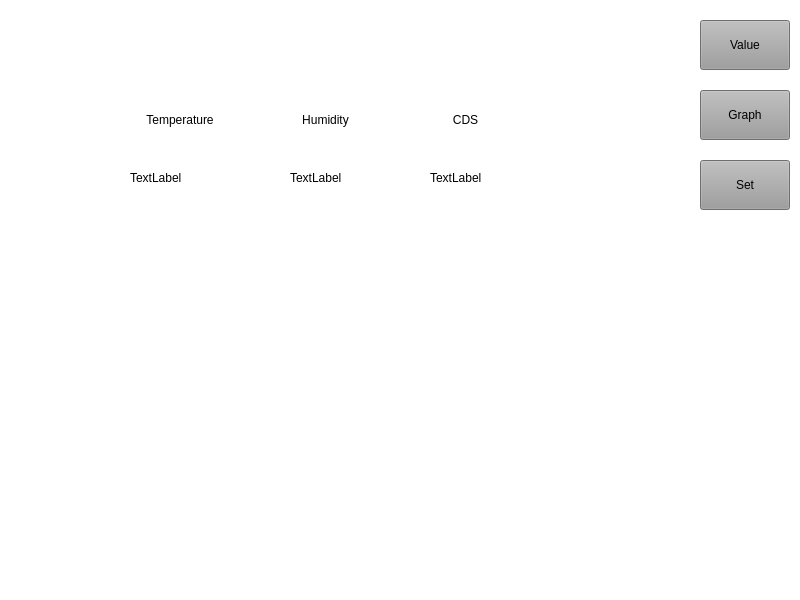
kimnanhee/NH-candle, file candle.ui: the form before one commit.
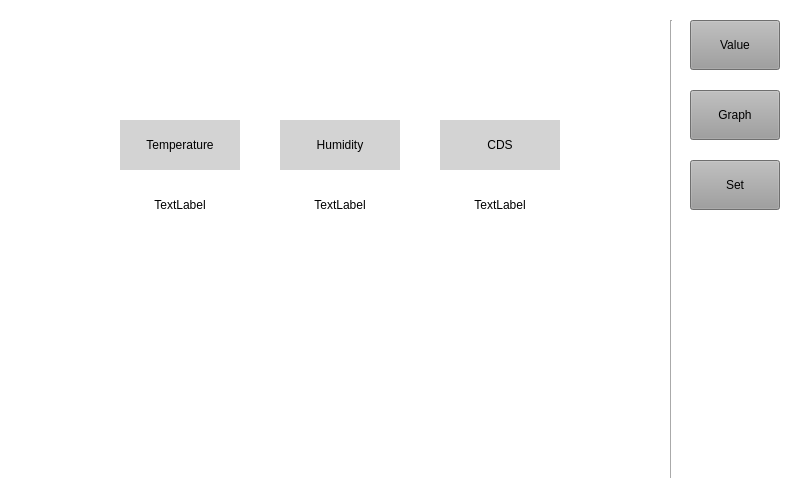
The form after the commit.

Diff of the .ui file:
```diff
--- a/candle.ui
+++ b/candle.ui
@@ -7,7 +7,7 @@
     <x>0</x>
     <y>0</y>
     <width>800</width>
-    <height>600</height>
+    <height>500</height>
    </rect>
   </property>
   <property name="windowTitle">
@@ -20,7 +20,7 @@
    <widget class="QPushButton" name="pushButton_value">
     <property name="geometry">
      <rect>
-      <x>700</x>
+      <x>690</x>
       <y>20</y>
       <width>90</width>
       <height>50</height>
@@ -37,7 +37,7 @@
    <widget class="QPushButton" name="pushButton_graph">
     <property name="geometry">
      <rect>
-      <x>700</x>
+      <x>690</x>
       <y>90</y>
       <width>90</width>
       <height>50</height>
@@ -54,7 +54,7 @@
    <widget class="QPushButton" name="pushButton_set">
     <property name="geometry">
      <rect>
-      <x>700</x>
+      <x>690</x>
       <y>160</y>
       <width>90</width>
       <height>50</height>
@@ -73,8 +73,8 @@
      <rect>
       <x>20</x>
       <y>20</y>
-      <width>600</width>
-      <height>500</height>
+      <width>620</width>
+      <height>460</height>
      </rect>
     </property>
     <widget class="QWidget" name="page_value">
@@ -82,13 +82,14 @@
       <property name="geometry">
        <rect>
         <x>100</x>
-        <y>80</y>
+        <y>100</y>
         <width>120</width>
-        <height>40</height>
+        <height>50</height>
        </rect>
       </property>
       <property name="styleSheet">
-       <string notr="true">font: 75 12pt &quot;Arial&quot;;</string>
+       <string notr="true">background-color: rgb(211, 211, 211);
+font: 12pt &quot;Arial&quot;;</string>
       </property>
       <property name="text">
        <string>Temperature</string>
@@ -101,13 +102,14 @@
       <property name="geometry">
        <rect>
         <x>260</x>
-        <y>80</y>
-        <width>91</width>
-        <height>40</height>
+        <y>100</y>
+        <width>120</width>
+        <height>50</height>
        </rect>
       </property>
       <property name="styleSheet">
-       <string notr="true">font: 75 12pt &quot;Arial&quot;;</string>
+       <string notr="true">background-color: rgb(211, 211, 211);
+font: 12pt &quot;Arial&quot;;</string>
       </property>
       <property name="text">
        <string>Humidity</string>
@@ -116,104 +118,118 @@
        <set>Qt::AlignCenter</set>
       </property>
      </widget>
-     <widget class="QLabel" name="label">
+     <widget class="QLabel" name="label_temp_value">
+      <property name="geometry">
+       <rect>
+        <x>100</x>
+        <y>170</y>
+        <width>120</width>
+        <height>30</height>
+       </rect>
+      </property>
+      <property name="text">
+       <string>TextLabel</string>
+      </property>
+      <property name="alignment">
+       <set>Qt::AlignCenter</set>
+      </property>
+     </widget>
+     <widget class="QLabel" name="label_humi_value">
+      <property name="geometry">
+       <rect>
+        <x>260</x>
+        <y>170</y>
+        <width>120</width>
+        <height>30</height>
+       </rect>
+      </property>
+      <property name="text">
+       <string>TextLabel</string>
+      </property>
+      <property name="alignment">
+       <set>Qt::AlignCenter</set>
+      </property>
+     </widget>
+     <widget class="QLabel" name="label_cds">
+      <property name="geometry">
+       <rect>
+        <x>420</x>
+        <y>100</y>
+        <width>120</width>
+        <height>50</height>
+       </rect>
+      </property>
+      <property name="styleSheet">
+       <string notr="true">background-color: rgb(211, 211, 211);
+font: 12pt &quot;Arial&quot;;</string>
+      </property>
+      <property name="text">
+       <string>CDS</string>
+      </property>
+      <property name="alignment">
+       <set>Qt::AlignCenter</set>
+      </property>
+     </widget>
+     <widget class="QLabel" name="label_cds_value">
+      <property name="geometry">
+       <rect>
+        <x>420</x>
+        <y>170</y>
+        <width>120</width>
+        <height>30</height>
+       </rect>
+      </property>
+      <property name="text">
+       <string>TextLabel</string>
+      </property>
+      <property name="alignment">
+       <set>Qt::AlignCenter</set>
+      </property>
+     </widget>
+    </widget>
+    <widget class="QWidget" name="page_set">
+     <widget class="QTextEdit" name="textEdit_R">
       <property name="geometry">
        <rect>
         <x>110</x>
-        <y>150</y>
-        <width>64</width>
-        <height>15</height>
+        <y>170</y>
+        <width>100</width>
+        <height>50</height>
        </rect>
       </property>
-      <property name="text">
-       <string>TextLabel</string>
-      </property>
      </widget>
-     <widget class="QLabel" name="label_3">
+     <widget class="QTextEdit" name="textEdit_G">
       <property name="geometry">
        <rect>
         <x>270</x>
-        <y>150</y>
-        <width>64</width>
-        <height>15</height>
+        <y>170</y>
+        <width>100</width>
+        <height>50</height>
        </rect>
       </property>
-      <property name="text">
-       <string>TextLabel</string>
+     </widget>
+     <widget class="QTextEdit" name="textEdit_B">
+      <property name="geometry">
+       <rect>
+        <x>430</x>
+        <y>170</y>
+        <width>100</width>
+        <height>50</height>
+       </rect>
       </property>
      </widget>
-     <widget class="QLabel" name="label_4">
+     <widget class="QPushButton" name="pushButton_set_2">
       <property name="geometry">
        <rect>
-        <x>400</x>
-        <y>80</y>
-        <width>91</width>
+        <x>260</x>
+        <y>290</y>
+        <width>120</width>
         <height>40</height>
        </rect>
       </property>
       <property name="styleSheet">
-       <string notr="true">font: 75 12pt &quot;Arial&quot;;</string>
-      </property>
-      <property name="text">
-       <string>CDS</string>
-      </property>
-      <property name="alignment">
-       <set>Qt::AlignCenter</set>
-      </property>
-     </widget>
-     <widget class="QLabel" name="label_5">
-      <property name="geometry">
-       <rect>
-        <x>410</x>
-        <y>150</y>
-        <width>64</width>
-        <height>15</height>
-       </rect>
-      </property>
-      <property name="text">
-       <string>TextLabel</string>
-      </property>
-     </widget>
-    </widget>
-    <widget class="QWidget" name="page">
-     <widget class="QTextEdit" name="textEdit">
-      <property name="geometry">
-       <rect>
-        <x>90</x>
-        <y>196</y>
-        <width>104</width>
-        <height>51</height>
-       </rect>
-      </property>
-     </widget>
-     <widget class="QTextEdit" name="textEdit_2">
-      <property name="geometry">
-       <rect>
-        <x>230</x>
-        <y>200</y>
-        <width>104</width>
-        <height>51</height>
-       </rect>
-      </property>
-     </widget>
-     <widget class="QTextEdit" name="textEdit_3">
-      <property name="geometry">
-       <rect>
-        <x>380</x>
-        <y>200</y>
-        <width>104</width>
-        <height>51</height>
-       </rect>
-      </property>
-     </widget>
-     <widget class="QPushButton" name="pushButton">
-      <property name="geometry">
-       <rect>
-        <x>250</x>
-        <y>310</y>
-        <width>93</width>
-        <height>28</height>
-       </rect>
+       <string notr="true">font: 75 12pt &quot;Arial&quot;;
+background-color: rgb(156, 156, 156);</string>
       </property>
       <property name="text">
        <string>Set</string>
@@ -272,6 +288,19 @@
      </widget>
     </widget>
    </widget>
+   <widget class="Line" name="line">
+    <property name="geometry">
+     <rect>
+      <x>670</x>
+      <y>20</y>
+      <width>3</width>
+      <height>460</height>
+     </rect>
+    </property>
+    <property name="orientation">
+     <enum>Qt::Vertical</enum>
+    </property>
+   </widget>
   </widget>
   <widget class="QMenuBar" name="menubar">
    <property name="geometry">
```
Left out of the diff: 55 changed lines with no effect on the pictures.
